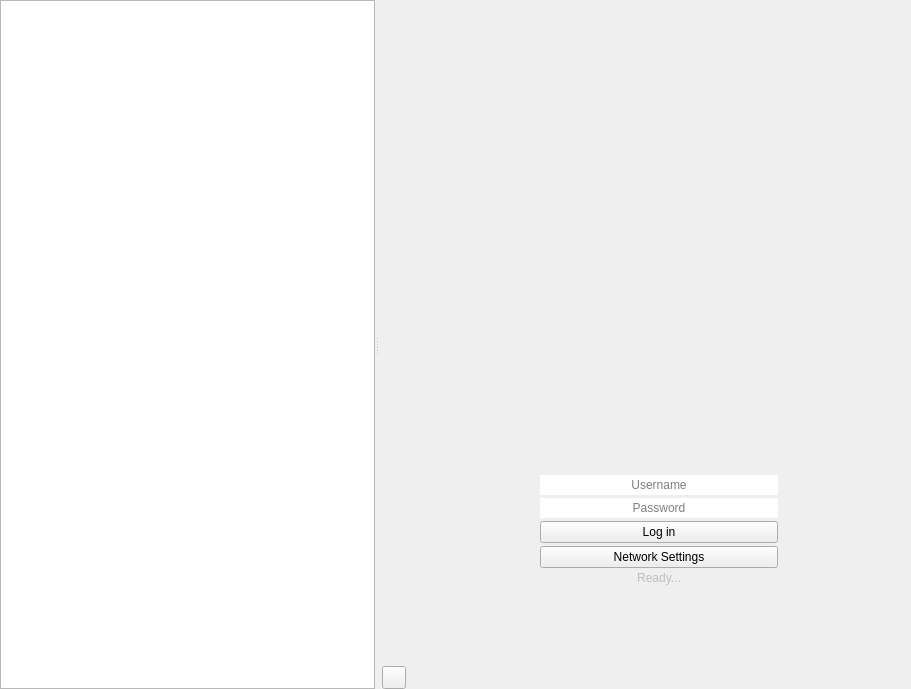
This is src/loginpage.ui in RxLaboratory/Ramses-Client as Qt 5 draws it before an edit. The edited form follows.
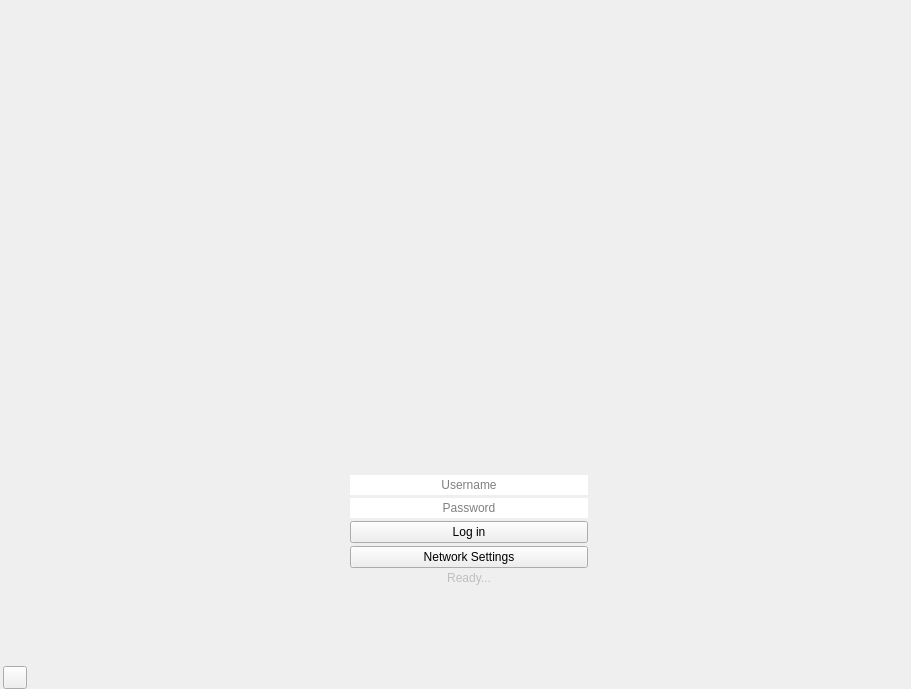
This is the edited form. Icons and pictures are not drawn.

The edit to the form file:
```diff
--- a/src/loginpage.ui
+++ b/src/loginpage.ui
@@ -34,7 +34,6 @@
      <property name="orientation">
       <enum>Qt::Horizontal</enum>
      </property>
-     <widget class="QTextEdit" name="console"/>
      <widget class="QWidget" name="layoutWidget">
       <layout class="QHBoxLayout" name="horizontalLayout" stretch="0,1,0,1">
        <property name="spacing">
```
